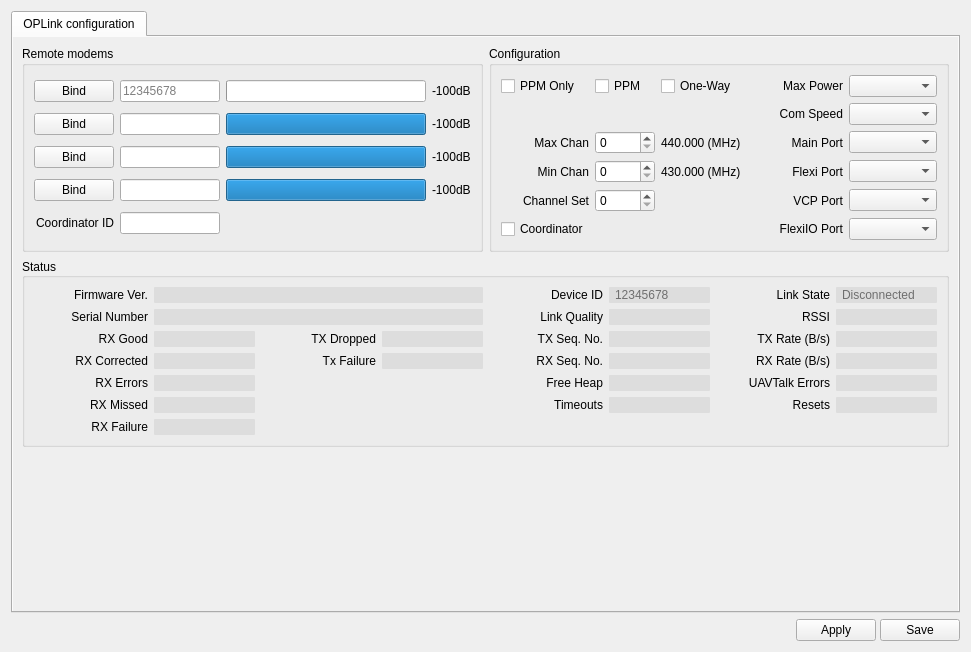
This is ground/openpilotgcs/src/plugins/config/oplink.ui in openpilot/OpenPilot as Qt 5 draws it before an edit. The edited form follows.
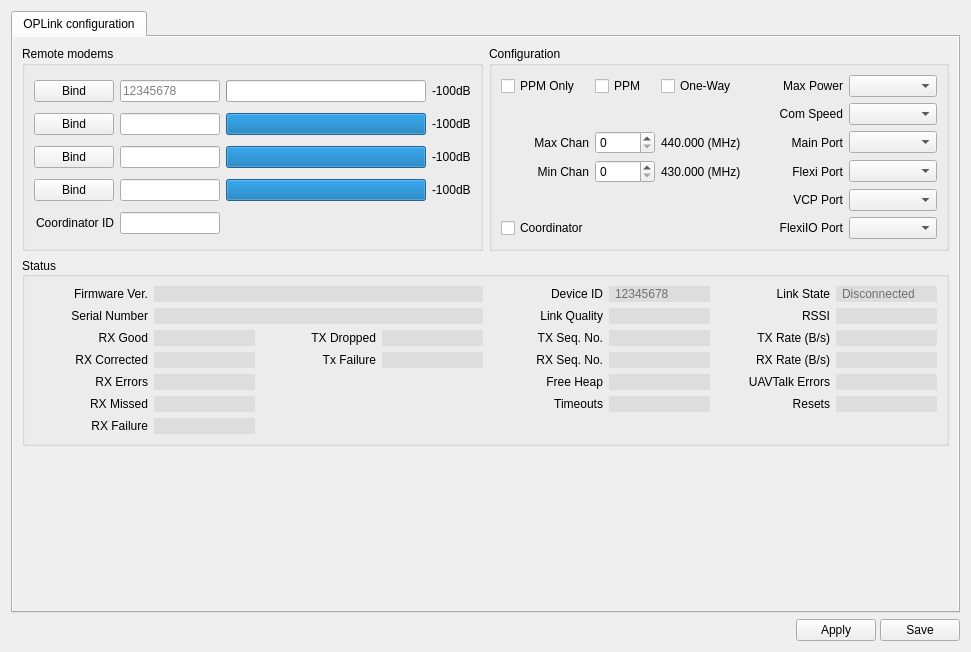
This is the edited form. Icons and pictures are not drawn.

Commit message:
OP-1522 Remove unused channel set cfg
Remove unused channel set configuration option.
With the new channel allocation the old channel set
configuration isn't needed.

```diff
--- a/ground/openpilotgcs/src/plugins/config/oplink.ui
+++ b/ground/openpilotgcs/src/plugins/config/oplink.ui
@@ -312,44 +312,6 @@
                 </property>
                </widget>
               </item>
-              <item row="9" column="0">
-               <widget class="QLabel" name="ChannelSetLabel">
-                <property name="font">
-                 <font>
-                  <weight>50</weight>
-                  <bold>false</bold>
-                 </font>
-                </property>
-                <property name="text">
-                 <string>Channel Set</string>
-                </property>
-                <property name="alignment">
-                 <set>Qt::AlignRight|Qt::AlignTrailing|Qt::AlignVCenter</set>
-                </property>
-               </widget>
-              </item>
-              <item row="9" column="1">
-               <widget class="QSpinBox" name="ChannelSet">
-                <property name="maximumSize">
-                 <size>
-                  <width>60</width>
-                  <height>16777215</height>
-                 </size>
-                </property>
-                <property name="font">
-                 <font>
-                  <weight>50</weight>
-                  <bold>false</bold>
-                 </font>
-                </property>
-                <property name="toolTip">
-                 <string>Sets the random sequence of channels to use for frequency hopping.</string>
-                </property>
-                <property name="maximum">
-                 <number>250</number>
-                </property>
-               </widget>
-              </item>
               <item row="10" column="0" colspan="2">
                <widget class="QCheckBox" name="Coordinator">
                 <property name="font">
```
The commit also changes 7 other files.
